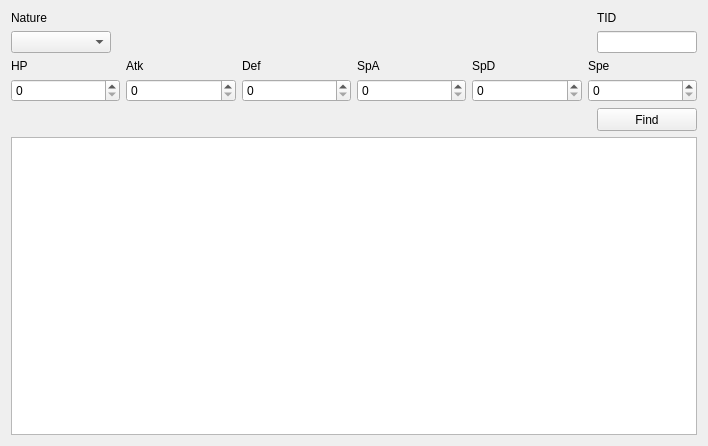
This is Forms/Util/IVtoPID.ui in Admiral-Fish/PokeFinder as Qt 5 draws it before an edit. The edited form follows.
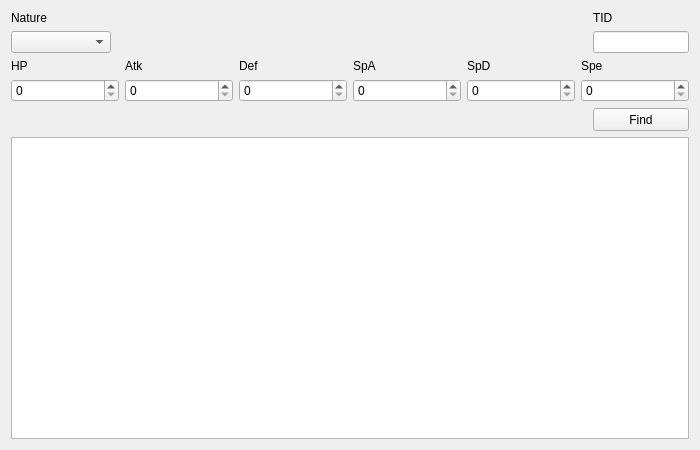
This is the edited form. Custom widgets are drawn as their Qt base class.

```diff
--- a/Forms/Util/IVtoPID.ui
+++ b/Forms/Util/IVtoPID.ui
@@ -6,26 +6,14 @@
    <rect>
     <x>0</x>
     <y>0</y>
-    <width>708</width>
-    <height>446</height>
+    <width>700</width>
+    <height>450</height>
    </rect>
   </property>
-  <property name="sizePolicy">
-   <sizepolicy hsizetype="Fixed" vsizetype="Fixed">
-    <horstretch>0</horstretch>
-    <verstretch>0</verstretch>
-   </sizepolicy>
-  </property>
   <property name="minimumSize">
    <size>
-    <width>708</width>
-    <height>446</height>
-   </size>
-  </property>
-  <property name="maximumSize">
-   <size>
-    <width>708</width>
-    <height>446</height>
+    <width>700</width>
+    <height>450</height>
    </size>
   </property>
   <property name="windowTitle">
```
